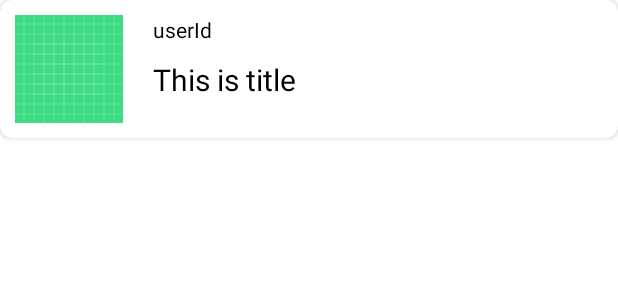
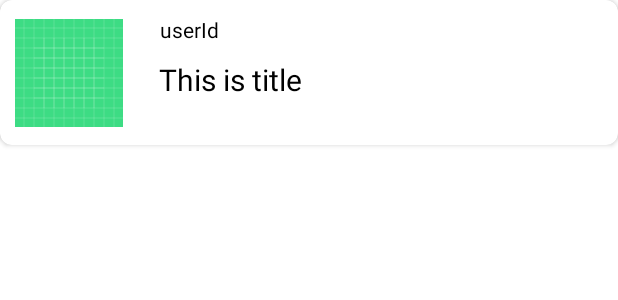
Before and after one commit to subashk3/TestAPI, an Android app: the layout detail_list.xml on its own in the app's theme, with its tools: preview values and no code run, on a phone screen of 412 x 824 dp. Shown: the top 300 px of the screen. Run offline under Robolectric (Android 15) with nearby library versions, the phone set to English and light mode, and no system bars; network calls fail.

Commit message:
Previous Bug fixed

```diff
--- a/app/build.gradle
+++ b/app/build.gradle
@@ -29,9 +29,6 @@ android {
     kotlinOptions {
         jvmTarget = '1.8'
     }
-    buildFeatures {
-        viewBinding true
-    }
 }
 
 dependencies {
--- a/app/src/main/res/layout/activity_main.xml
+++ b/app/src/main/res/layout/activity_main.xml
@@ -13,5 +13,7 @@
         app:layout_constraintBottom_toBottomOf="parent"
         app:layout_constraintEnd_toEndOf="parent"
         app:layout_constraintStart_toStartOf="parent"
-        app:layout_constraintTop_toTopOf="parent" />
+        app:layout_constraintTop_toTopOf="parent"
+        app:layoutManager="androidx.recyclerview.widget.LinearLayoutManager"
+        tools:listitem="@layout/detail_list"/>
 </androidx.constraintlayout.widget.ConstraintLayout>
--- a/app/src/main/res/layout/detail_list.xml
+++ b/app/src/main/res/layout/detail_list.xml
@@ -1,13 +1,15 @@
 <?xml version="1.0" encoding="utf-8"?>
 <androidx.cardview.widget.CardView xmlns:android="http://schemas.android.com/apk/res/android"
     xmlns:app="http://schemas.android.com/apk/res-auto"
+    xmlns:tools="http://schemas.android.com/tools"
     android:layout_width="match_parent"
     android:layout_height="wrap_content"
     android:background="@color/white"
     android:elevation="5dp"
     app:cardCornerRadius="8dp">
 
-    <LinearLayout
+    <!--<LinearLayout
+        android:id="@+id/temp"
         android:layout_width="match_parent"
         android:layout_height="wrap_content"
         android:orientation="horizontal">
@@ -25,7 +27,7 @@
             android:orientation="vertical">
 
             <TextView
-                android:id="@+id/user_id"
+                android:id="@+id/user_id_tv"
                 android:layout_width="wrap_content"
                 android:layout_height="wrap_content"
                 android:layout_margin="10dp"
@@ -33,7 +35,7 @@
                 android:textColor="@color/black" />
 
             <TextView
-                android:id="@+id/title_user"
+                android:id="@+id/title_user_tv"
                 android:layout_width="wrap_content"
                 android:layout_height="wrap_content"
                 android:layout_marginStart="10dp"
@@ -42,6 +44,51 @@
                 android:textSize="20sp" />
 
         </LinearLayout>
-    </LinearLayout>
+    </LinearLayout>-->
 
+    <!--Test Layout-->
+    <androidx.constraintlayout.widget.ConstraintLayout
+        android:layout_width="match_parent"
+        android:layout_height="match_parent">
+
+        <ImageView
+            android:id="@+id/logo_iv"
+            android:layout_width="72dp"
+            android:layout_height="72dp"
+            android:layout_margin="10dp"
+            android:contentDescription="@string/logo"
+            android:src="@drawable/ic_launcher_background"
+            app:layout_constraintBottom_toBottomOf="parent"
+            app:layout_constraintStart_toStartOf="parent"
+            app:layout_constraintTop_toTopOf="parent" />
+
+        <TextView
+            android:id="@+id/user_id_tv"
+            android:layout_width="wrap_content"
+            android:layout_height="wrap_content"
+            android:layout_margin="10dp"
+            android:layout_marginStart="28dp"
+            android:layout_marginTop="8dp"
+            android:text="@string/userid"
+            android:textColor="@color/black"
+            app:layout_constraintBottom_toTopOf="@+id/title_user_tv"
+            app:layout_constraintEnd_toEndOf="parent"
+            app:layout_constraintHorizontal_bias="0.053"
+            app:layout_constraintStart_toEndOf="@+id/logo_iv"
+            app:layout_constraintTop_toTopOf="parent"
+            app:layout_constraintVertical_bias="0.666" />
+
+        <TextView
+            android:id="@+id/title_user_tv"
+            android:layout_width="wrap_content"
+            android:layout_height="wrap_content"
+            android:layout_marginStart="24dp"
+            android:layout_marginBottom="30dp"
+            android:text="@string/this_is_title"
+            android:textColor="@color/black"
+            android:textSize="20sp"
+            app:layout_constraintBottom_toBottomOf="parent"
+            app:layout_constraintStart_toEndOf="@+id/logo_iv" />
+
+    </androidx.constraintlayout.widget.ConstraintLayout>
 </androidx.cardview.widget.CardView>
```
Also changed, not shown: app/src/main/java/com/example/testapi/MainActivity.kt (+27 -31 lines), app/src/main/java/com/example/testapi/adapter/ApiAdapter.kt (+11 -15 lines), app/src/main/java/com/example/testapi/UserItem.kt (line endings or trailing spaces).
